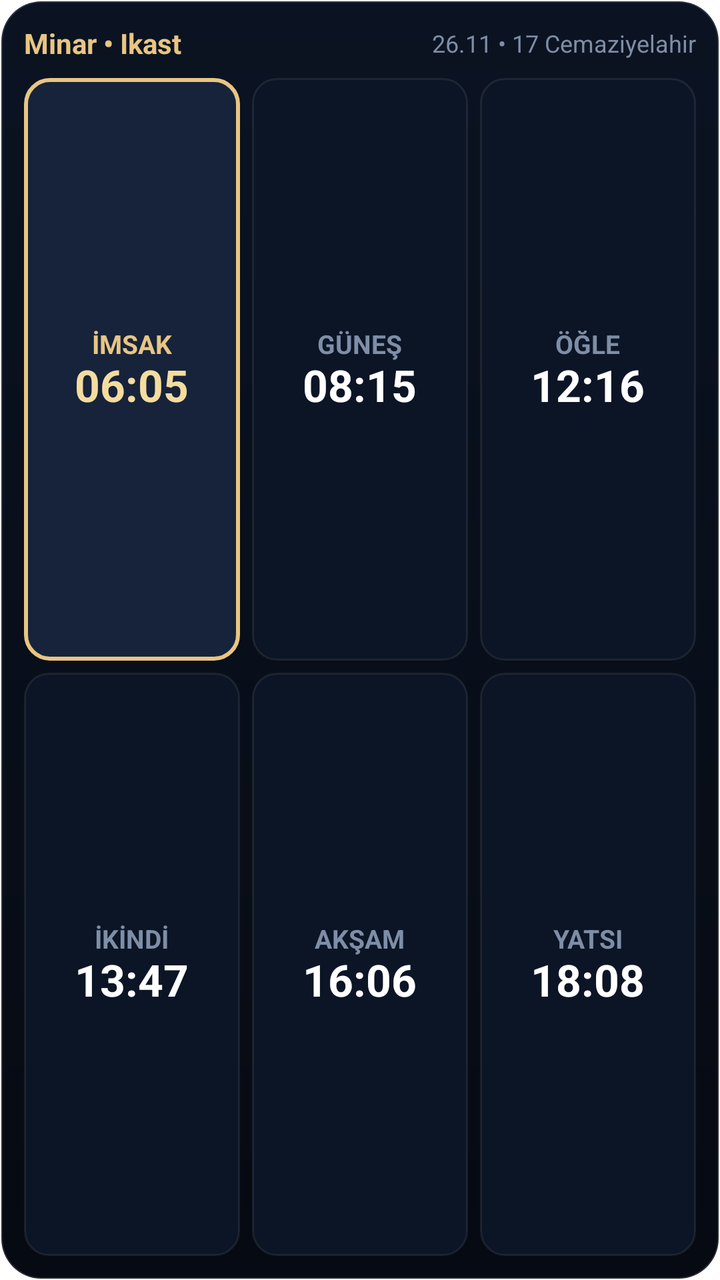
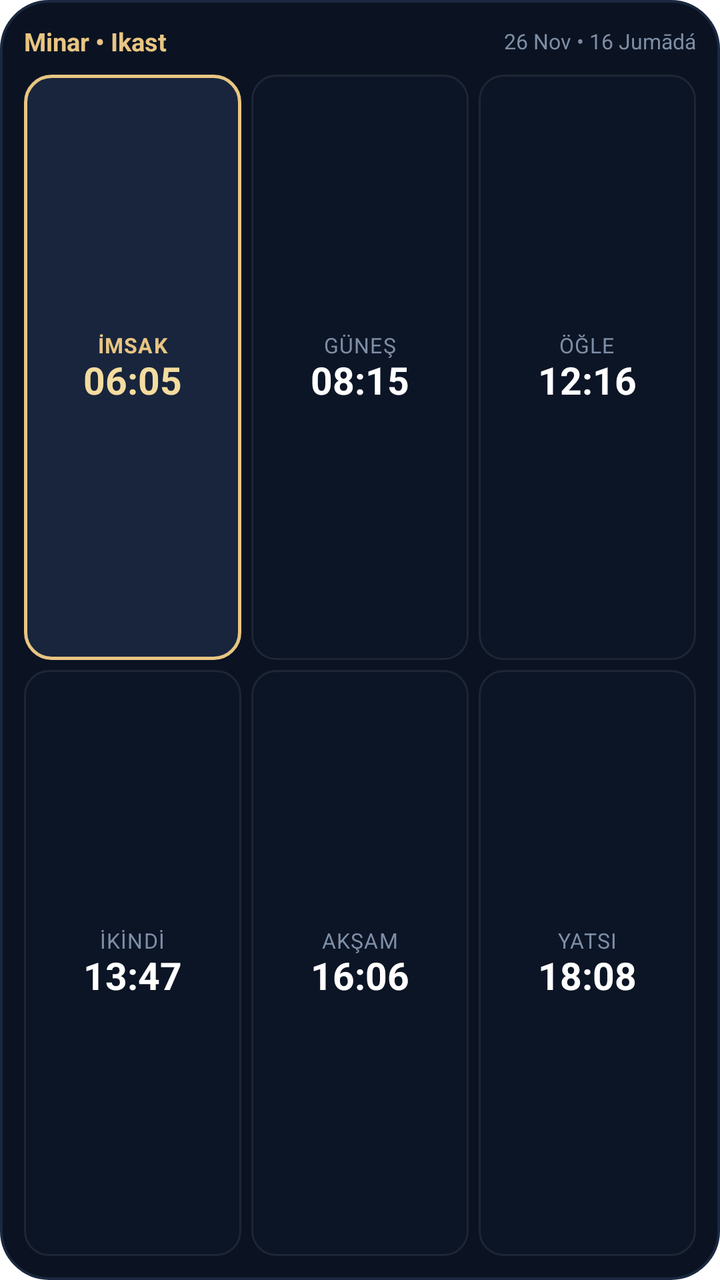

Two renders of the same Android screen: before a commit and after it. Below are the layout's source before the change and the commit's diff.
<!-- AndroidManifest.xml: fallback theme Theme.MaterialComponents.DayNight.NoActionBar -->
<!-- res/layout/widget_timetable.xml -->
<?xml version="1.0" encoding="utf-8"?>
<LinearLayout xmlns:android="http://schemas.android.com/apk/res/android"
    android:id="@+id/widget_timetable_root"
    android:layout_width="match_parent"
    android:layout_height="match_parent"
    android:background="@drawable/widget_card_bg"
    android:orientation="vertical"
    android:padding="12dp">

    
    <LinearLayout
        android:layout_width="match_parent"
        android:layout_height="wrap_content"
        android:gravity="center_vertical"
        android:orientation="horizontal"
        android:paddingBottom="8dp">

        <TextView
            android:id="@+id/widget_tt_title"
            android:layout_width="0dp"
            android:layout_height="wrap_content"
            android:layout_weight="1"
            android:ellipsize="end"
            android:maxLines="1"
            android:text="Minar • Ikast"
            android:textColor="#E8C582"
            android:textSize="14sp"
            android:textStyle="bold" />

        <TextView
            android:id="@+id/widget_tt_date"
            android:layout_width="wrap_content"
            android:layout_height="wrap_content"
            android:ellipsize="end"
            android:maxLines="1"
            android:text="26.11 • 17 Cemaziyelahir"
            android:textColor="#7E8EA6"
            android:textSize="12sp" />
    </LinearLayout>

    
    <LinearLayout
        android:layout_width="match_parent"
        android:layout_height="0dp"
        android:layout_weight="1"
        android:orientation="vertical">

        
        <LinearLayout
            android:layout_width="match_parent"
            android:layout_height="0dp"
            android:layout_marginBottom="6dp"
            android:layout_weight="1"
            android:orientation="horizontal">

            
            <LinearLayout
                android:id="@+id/widget_cell_0"
                android:layout_width="0dp"
                android:layout_height="match_parent"
                android:layout_marginEnd="6dp"
                android:layout_weight="1"
                android:background="@drawable/widget_cell_active"
                android:gravity="center"
                android:orientation="vertical"
                android:padding="4dp">

                <TextView
                    android:id="@+id/widget_name_0"
                    android:layout_width="wrap_content"
                    android:layout_height="wrap_content"
                    android:text="İMSAK"
                    android:textColor="#E8C582"
                    android:textSize="13sp"
                    android:textStyle="bold" />

                <TextView
                    android:id="@+id/widget_time_0"
                    android:layout_width="wrap_content"
                    android:layout_height="wrap_content"
                    android:includeFontPadding="false"
                    android:text="06:05"
                    android:textColor="#F4DC9F"
                    android:textSize="22sp"
                    android:textStyle="bold" />
            </LinearLayout>

            
            <LinearLayout
                android:id="@+id/widget_cell_1"
                android:layout_width="0dp"
                android:layout_height="match_parent"
                android:layout_marginEnd="6dp"
                android:layout_weight="1"
                android:background="@drawable/widget_cell_normal"
                android:gravity="center"
                android:orientation="vertical"
                android:padding="4dp">

                <TextView
                    android:id="@+id/widget_name_1"
                    android:layout_width="wrap_content"
                    android:layout_height="wrap_content"
                    android:text="GÜNEŞ"
                    android:textColor="#7E8EA6"
                    android:textSize="13sp"
                    android:textStyle="bold" />

                <TextView
                    android:id="@+id/widget_time_1"
                    android:layout_width="wrap_content"
                    android:layout_height="wrap_content"
                    android:includeFontPadding="false"
                    android:text="08:15"
                    android:textColor="#FFFFFF"
                    android:textSize="22sp"
                    android:textStyle="bold" />
            </LinearLayout>

            
            <LinearLayout
                android:id="@+id/widget_cell_2"
                android:layout_width="0dp"
                android:layout_height="match_parent"
                android:layout_weight="1"
                android:background="@drawable/widget_cell_normal"
                android:gravity="center"
                android:orientation="vertical"
                android:padding="4dp">

                <TextView
                    android:id="@+id/widget_name_2"
                    android:layout_width="wrap_content"
                    android:layout_height="wrap_content"
                    android:text="ÖĞLE"
                    android:textColor="#7E8EA6"
                    android:textSize="13sp"
                    android:textStyle="bold" />

                <TextView
                    android:id="@+id/widget_time_2"
                    android:layout_width="wrap_content"
                    android:layout_height="wrap_content"
                    android:includeFontPadding="false"
                    android:text="12:16"
                    android:textColor="#FFFFFF"
                    android:textSize="22sp"
                    android:textStyle="bold" />
            </LinearLayout>
        </LinearLayout>

        
        <LinearLayout
            android:layout_width="match_parent"
            android:layout_height="0dp"
            android:layout_weight="1"
            android:orientation="horizontal">

            
            <LinearLayout
                android:id="@+id/widget_cell_3"
                android:layout_width="0dp"
                android:layout_height="match_parent"
                android:layout_marginEnd="6dp"
                android:layout_weight="1"
                android:background="@drawable/widget_cell_normal"
                android:gravity="center"
                android:orientation="vertical"
                android:padding="4dp">

                <TextView
                    android:id="@+id/widget_name_3"
                    android:layout_width="wrap_content"
                    android:layout_height="wrap_content"
                    android:text="İKİNDİ"
                    android:textColor="#7E8EA6"
                    android:textSize="13sp"
                    android:textStyle="bold" />

                <TextView
                    android:id="@+id/widget_time_3"
                    android:layout_width="wrap_content"
                    android:layout_height="wrap_content"
                    android:includeFontPadding="false"
                    android:text="13:47"
                    android:textColor="#FFFFFF"
                    android:textSize="22sp"
                    android:textStyle="bold" />
            </LinearLayout>

            
            <LinearLayout
                android:id="@+id/widget_cell_4"
                android:layout_width="0dp"
                android:layout_height="match_parent"
                android:layout_marginEnd="6dp"
                android:layout_weight="1"
                android:background="@drawable/widget_cell_normal"
                android:gravity="center"
                android:orientation="vertical"
                android:padding="4dp">

                <TextView
                    android:id="@+id/widget_name_4"
                    android:layout_width="wrap_content"
                    android:layout_height="wrap_content"
                    android:text="AKŞAM"
                    android:textColor="#7E8EA6"
                    android:textSize="13sp"
                    android:textStyle="bold" />

                <TextView
                    android:id="@+id/widget_time_4"
                    android:layout_width="wrap_content"
                    android:layout_height="wrap_content"
                    android:includeFontPadding="false"
                    android:text="16:06"
                    android:textColor="#FFFFFF"
                    android:textSize="22sp"
                    android:textStyle="bold" />
            </LinearLayout>

            
            <LinearLayout
                android:id="@+id/widget_cell_5"
                android:layout_width="0dp"
                android:layout_height="match_parent"
                android:layout_weight="1"
                android:background="@drawable/widget_cell_normal"
                android:gravity="center"
                android:orientation="vertical"
                android:padding="4dp">

                <TextView
                    android:id="@+id/widget_name_5"
                    android:layout_width="wrap_content"
                    android:layout_height="wrap_content"
                    android:text="YATSI"
                    android:textColor="#7E8EA6"
                    android:textSize="13sp"
                    android:textStyle="bold" />

                <TextView
                    android:id="@+id/widget_time_5"
                    android:layout_width="wrap_content"
                    android:layout_height="wrap_content"
                    android:includeFontPadding="false"
                    android:text="18:08"
                    android:textColor="#FFFFFF"
                    android:textSize="22sp"
                    android:textStyle="bold" />
            </LinearLayout>
        </LinearLayout>
    </LinearLayout>
</LinearLayout>
<!-- resources referenced by this layout -->
<resources>
  <!-- drawable widget_card_bg (drawable) -->
  <?xml version="1.0" encoding="utf-8"?>
  <shape xmlns:android="http://schemas.android.com/apk/res/android"
      android:shape="rectangle">
      <gradient
          android:angle="270"
          android:startColor="#0B1322"
          android:endColor="#060A12"
          android:type="linear" />
      <corners android:radius="20dp" />
      <stroke
          android:width="1.2dp"
          android:color="#22FFFFFF" />
  </shape>
  <!-- drawable widget_cell_active (drawable) -->
  <?xml version="1.0" encoding="utf-8"?>
  <shape xmlns:android="http://schemas.android.com/apk/res/android"
      android:shape="rectangle">
      <solid android:color="#16233B" />
      <corners android:radius="12dp" />
      <stroke
          android:width="2dp"
          android:color="#E8C582" />
  </shape>
  <!-- drawable widget_cell_normal (drawable) -->
  <?xml version="1.0" encoding="utf-8"?>
  <shape xmlns:android="http://schemas.android.com/apk/res/android"
      android:shape="rectangle">
      <solid android:color="#0C1526" />
      <corners android:radius="12dp" />
      <stroke
          android:width="1dp"
          android:color="#14FFFFFF" />
  </shape>
</resources>

<!-- the commit's change to res/layout/widget_timetable.xml (unified diff, before → after) -->
@@ -3,12 +3,13 @@
     android:id="@+id/widget_timetable_root"
     android:layout_width="match_parent"
     android:layout_height="match_parent"
-    android:background="@drawable/widget_card_bg"
+    android:background="@drawable/widget_bg_midnight"
     android:orientation="vertical"
     android:padding="12dp">
 
     
     <LinearLayout
+        android:id="@+id/widget_tt_header"
         android:layout_width="match_parent"
         android:layout_height="wrap_content"
         android:gravity="center_vertical"
@@ -24,7 +25,7 @@
             android:maxLines="1"
             android:text="Minar • Ikast"
             android:textColor="#E8C582"
-            android:textSize="14sp"
+            android:textSize="12.5sp"
             android:textStyle="bold" />
 
         <TextView
@@ -33,9 +34,9 @@
             android:layout_height="wrap_content"
             android:ellipsize="end"
             android:maxLines="1"
-            android:text="26.11 • 17 Cemaziyelahir"
+            android:text="26 Nov • 16 Jumādá"
             android:textColor="#7E8EA6"
-            android:textSize="12sp" />
+            android:textSize="10.5sp" />
     </LinearLayout>
 
     
@@ -49,7 +50,7 @@
         <LinearLayout
             android:layout_width="match_parent"
             android:layout_height="0dp"
-            android:layout_marginBottom="6dp"
+            android:layout_marginBottom="5dp"
             android:layout_weight="1"
             android:orientation="horizontal">
 
@@ -58,20 +59,21 @@
                 android:id="@+id/widget_cell_0"
                 android:layout_width="0dp"
                 android:layout_height="match_parent"
-                android:layout_marginEnd="6dp"
-                android:layout_weight="1"
-                android:background="@drawable/widget_cell_active"
-                android:gravity="center"
-                android:orientation="vertical"
-                android:padding="4dp">
+                android:layout_marginEnd="5dp"
+                android:layout_weight="1"
+                android:background="@drawable/widget_cell_active_gold"
+                android:gravity="center"
+                android:orientation="vertical"
+                android:padding="3dp">
 
                 <TextView
                     android:id="@+id/widget_name_0"
                     android:layout_width="wrap_content"
                     android:layout_height="wrap_content"
+                    android:letterSpacing="0.04"
                     android:text="İMSAK"
                     android:textColor="#E8C582"
-                    android:textSize="13sp"
+                    android:textSize="10.5sp"
                     android:textStyle="bold" />
 
                 <TextView
@@ -81,7 +83,7 @@
                     android:includeFontPadding="false"
                     android:text="06:05"
                     android:textColor="#F4DC9F"
-                    android:textSize="22sp"
+                    android:textSize="19sp"
                     android:textStyle="bold" />
             </LinearLayout>
 
@@ -90,21 +92,21 @@
                 android:id="@+id/widget_cell_1"
                 android:layout_width="0dp"
                 android:layout_height="match_parent"
-                android:layout_marginEnd="6dp"
-                android:layout_weight="1"
-                android:background="@drawable/widget_cell_normal"
-                android:gravity="center"
-                android:orientation="vertical"
-                android:padding="4dp">
+                android:layout_marginEnd="5dp"
+                android:layout_weight="1"
+                android:background="@drawable/widget_cell_normal"
+                android:gravity="center"
+                android:orientation="vertical"
+                android:padding="3dp">
 
                 <TextView
                     android:id="@+id/widget_name_1"
                     android:layout_width="wrap_content"
                     android:layout_height="wrap_content"
+                    android:letterSpacing="0.04"
                     android:text="GÜNEŞ"
                     android:textColor="#7E8EA6"
-                    android:textSize="13sp"
-                    android:textStyle="bold" />
+                    android:textSize="10.5sp" />
 
                 <TextView
                     android:id="@+id/widget_time_1"
@@ -113,7 +115,7 @@
                     android:includeFontPadding="false"
                     android:text="08:15"
                     android:textColor="#FFFFFF"
-                    android:textSize="22sp"
+                    android:textSize="19sp"
                     android:textStyle="bold" />
             </LinearLayout>
 
@@ -126,16 +128,16 @@
                 android:background="@drawable/widget_cell_normal"
                 android:gravity="center"
                 android:orientation="vertical"
-                android:padding="4dp">
+                android:padding="3dp">
 
                 <TextView
                     android:id="@+id/widget_name_2"
                     android:layout_width="wrap_content"
                     android:layout_height="wrap_content"
+                    android:letterSpacing="0.04"
                     android:text="ÖĞLE"
                     android:textColor="#7E8EA6"
-                    android:textSize="13sp"
-                    android:textStyle="bold" />
+                    android:textSize="10.5sp" />
 
                 <TextView
                     android:id="@+id/widget_time_2"
@@ -144,7 +146,7 @@
                     android:includeFontPadding="false"
                     android:text="12:16"
                     android:textColor="#FFFFFF"
-                    android:textSize="22sp"
+                    android:textSize="19sp"
                     android:textStyle="bold" />
             </LinearLayout>
         </LinearLayout>
@@ -161,21 +163,21 @@
                 android:id="@+id/widget_cell_3"
                 android:layout_width="0dp"
                 android:layout_height="match_parent"
-                android:layout_marginEnd="6dp"
-                android:layout_weight="1"
-                android:background="@drawable/widget_cell_normal"
-                android:gravity="center"
-                android:orientation="vertical"
-                android:padding="4dp">
+                android:layout_marginEnd="5dp"
+                android:layout_weight="1"
+                android:background="@drawable/widget_cell_normal"
+                android:gravity="center"
+                android:orientation="vertical"
+                android:padding="3dp">
 
                 <TextView
                     android:id="@+id/widget_name_3"
                     android:layout_width="wrap_content"
                     android:layout_height="wrap_content"
+                    android:letterSpacing="0.04"
                     android:text="İKİNDİ"
                     android:textColor="#7E8EA6"
-                    android:textSize="13sp"
-                    android:textStyle="bold" />
+                    android:textSize="10.5sp" />
 
                 <TextView
                     android:id="@+id/widget_time_3"
@@ -184,7 +186,7 @@
                     android:includeFontPadding="false"
                     android:text="13:47"
                     android:textColor="#FFFFFF"
-                    android:textSize="22sp"
+                    android:textSize="19sp"
                     android:textStyle="bold" />
             </LinearLayout>
 
@@ -193,21 +195,21 @@
                 android:id="@+id/widget_cell_4"
                 android:layout_width="0dp"
                 android:layout_height="match_parent"
-                android:layout_marginEnd="6dp"
-                android:layout_weight="1"
-                android:background="@drawable/widget_cell_normal"
-                android:gravity="center"
-                android:orientation="vertical"
-                android:padding="4dp">
+                android:layout_marginEnd="5dp"
+                android:layout_weight="1"
+                android:background="@drawable/widget_cell_normal"
+                android:gravity="center"
+                android:orientation="vertical"
+                android:padding="3dp">
 
                 <TextView
                     android:id="@+id/widget_name_4"
                     android:layout_width="wrap_content"
                     android:layout_height="wrap_content"
+                    android:letterSpacing="0.04"
                     android:text="AKŞAM"
                     android:textColor="#7E8EA6"
-                    android:textSize="13sp"
-                    android:textStyle="bold" />
+                    android:textSize="10.5sp" />
 
                 <TextView
                     android:id="@+id/widget_time_4"
@@ -216,7 +218,7 @@
                     android:includeFontPadding="false"
                     android:text="16:06"
                     android:textColor="#FFFFFF"
-                    android:textSize="22sp"
+                    android:textSize="19sp"
                     android:textStyle="bold" />
             </LinearLayout>
 
@@ -229,16 +231,16 @@
                 android:background="@drawable/widget_cell_normal"
                 android:gravity="center"
                 android:orientation="vertical"
-                android:padding="4dp">
+                android:padding="3dp">
 
                 <TextView
                     android:id="@+id/widget_name_5"
                     android:layout_width="wrap_content"
                     android:layout_height="wrap_content"
+                    android:letterSpacing="0.04"
                     android:text="YATSI"
                     android:textColor="#7E8EA6"
-                    android:textSize="13sp"
-                    android:textStyle="bold" />
+                    android:textSize="10.5sp" />
 
                 <TextView
                     android:id="@+id/widget_time_5"
@@ -247,7 +249,7 @@
                     android:includeFontPadding="false"
                     android:text="18:08"
                     android:textColor="#FFFFFF"
-                    android:textSize="22sp"
+                    android:textSize="19sp"
                     android:textStyle="bold" />
             </LinearLayout>
         </LinearLayout>
<!-- resource entries referenced after the edit -->
@@ -1,28 +1,20 @@
 <!-- resources referenced by this layout -->
 <resources>
-  <!-- drawable widget_card_bg (drawable) -->
+  <!-- drawable widget_bg_midnight (drawable) -->
   <?xml version="1.0" encoding="utf-8"?>
   <shape xmlns:android="http://schemas.android.com/apk/res/android"
       android:shape="rectangle">
-      <gradient
-          android:angle="270"
-          android:startColor="#0B1322"
-          android:endColor="#060A12"
-          android:type="linear" />
-      <corners android:radius="20dp" />
-      <stroke
-          android:width="1.2dp"
-          android:color="#22FFFFFF" />
+      <solid android:color="#0B1322" />
+      <stroke android:width="1.2dp" android:color="#1A2840" />
+      <corners android:radius="24dp" />
   </shape>
-  <!-- drawable widget_cell_active (drawable) -->
+  <!-- drawable widget_cell_active_gold (drawable) -->
   <?xml version="1.0" encoding="utf-8"?>
   <shape xmlns:android="http://schemas.android.com/apk/res/android"
       android:shape="rectangle">
-      <solid android:color="#16233B" />
-      <corners android:radius="12dp" />
-      <stroke
-          android:width="2dp"
-          android:color="#E8C582" />
+      <solid android:color="#18253D" />
+      <stroke android:width="1.5dp" android:color="#E8C582" />
+      <corners android:radius="13dp" />
   </shape>
   <!-- drawable widget_cell_normal (drawable) -->
   <?xml version="1.0" encoding="utf-8"?>
